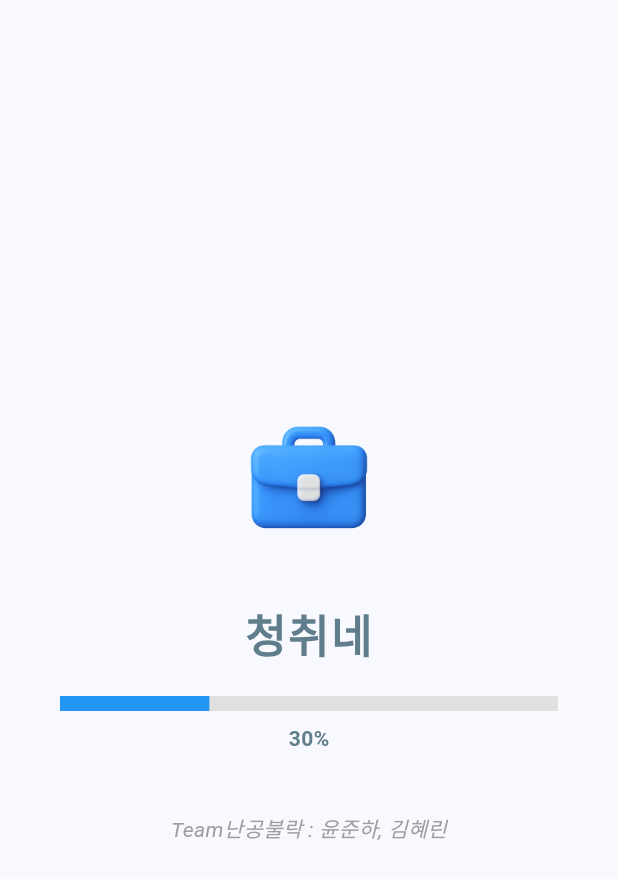
After one commit to hyerin20230985/jobFlutting, a Flutter app: the first screen one second after launch, on a phone screen of 412 x 824 dp. The commit adds this screen. Shown: the top 879 px of the screen. Run offline on Flutter 3.47's test engine with Material 3 defaults, Android fonts, the phone set to English and light mode, and no system bars; our stand-ins replace flutter_animate, flutter_dotenv; Roboto replaces fonts that are missing (NotoSansKR-Regular).

Commit message:
로딩창, 홈화면 수정
수정했다~

```diff
--- a/lib/main.dart
+++ b/lib/main.dart
@@ -4,6 +4,7 @@ import 'package:flutter_final_appproject/screens/home_screen.dart';
 import 'package:flutter_final_appproject/screens/interview_screen.dart';
 import 'package:flutter_final_appproject/screens/job_list_screen.dart';
 import 'package:flutter_final_appproject/screens/policy_screen.dart';
+import 'package:flutter_final_appproject/screens/splash_screen.dart';
 import 'package:flutter_localizations/flutter_localizations.dart';
 
 void main() async {
@@ -40,7 +41,8 @@ class MyApp extends StatelessWidget {
         GlobalCupertinoLocalizations.delegate,
       ],
       supportedLocales: const [Locale('ko', 'KR')],
-      home: const MainScreen(),
+      //home: const MainScreen(),
+      home: const SplashScreen(), //로딩화면면
     );
   }
 }
--- /dev/null
+++ b/lib/screens/splash_screen.dart
@@ -0,0 +1,91 @@
+import 'package:flutter/material.dart';
+import '../main.dart';
+import 'dart:async';
+
+class SplashScreen extends StatefulWidget {
+  const SplashScreen({super.key});
+
+  @override
+  SplashScreenState createState() => SplashScreenState();
+}
+
+class SplashScreenState extends State<SplashScreen> {
+  double _progress = 0.0;
+
+  @override
+  void initState() {
+    super.initState();
+    Timer.periodic(const Duration(milliseconds: 30), (Timer timer) {
+      setState(() {
+        if (_progress < 1.0) {
+          _progress += 0.01;
+        } else {
+          timer.cancel();
+          Navigator.pushReplacement(
+            context,
+            MaterialPageRoute(builder: (context) => const MainScreen()),
+          );
+        }
+      });
+    });
+  }
+
+  @override
+  Widget build(BuildContext context) {
+    return Scaffold(
+      body: Center(
+        child: Column(
+          mainAxisAlignment: MainAxisAlignment.center,
+          children: [
+            Image.asset('images/beg.png', height: 120),
+            const SizedBox(height: 20),
+            const Text(
+              '청취네',
+              style: TextStyle(
+                fontSize: 30,
+                color: Colors.blueGrey,
+                fontWeight: FontWeight.bold,
+                fontFamily: 'NotoSansKR-Regular',
+                letterSpacing: 1.0,
+              ),
+            ),
+            const SizedBox(height: 20),
+            Padding(
+              padding: const EdgeInsets.symmetric(horizontal: 40),
+              child: Column(
+                children: [
+                  LinearProgressIndicator(
+                    value: _progress,
+                    backgroundColor: Colors.grey[300],
+                    valueColor: const AlwaysStoppedAnimation<Color>(
+                      Colors.blue,
+                    ),
+                    minHeight: 10,
+                  ),
+                  const SizedBox(height: 8),
+                  Text(
+                    '${(_progress * 100).toInt()}%',
+                    style: const TextStyle(
+                      fontSize: 14,
+                      color: Colors.blueGrey,
+                      fontWeight: FontWeight.bold,
+                    ),
+                  ),
+                ],
+              ),
+            ),
+            const SizedBox(height: 40),
+            const Text(
+              'Team난공불락 : 윤준하, 김혜린',
+              style: TextStyle(
+                fontSize: 14,
+                color: Colors.grey,
+                fontStyle: FontStyle.italic,
+              ),
+            ),
+          ],
+        ),
+      ),
+    );
+  }
+}
```
Also changed, not shown: lib/screens/home_screen.dart (+55 -5 lines), 1 other file.
